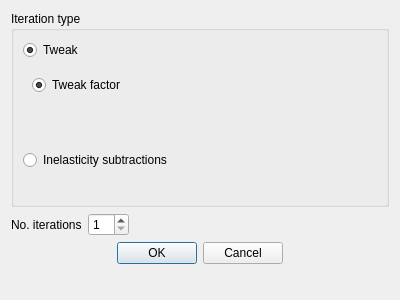
Above: src/gui/widgets/ui_files/iterationDialog.ui from disorderedmaterials/GudPy before the change. Below: the same form after it.
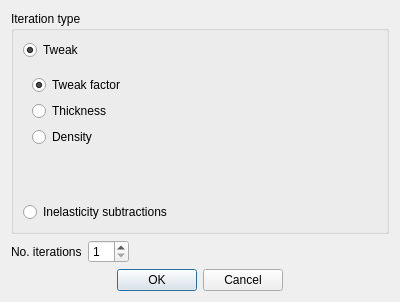
That is the form after the change.

Commit message: feat: perform new iteration workflows from the frontend.

Diff of the .ui file:
```diff
--- a/src/gui/widgets/ui_files/iterationDialog.ui
+++ b/src/gui/widgets/ui_files/iterationDialog.ui
@@ -73,6 +73,20 @@
            </property>
           </widget>
          </item>
+         <item>
+          <widget class="QRadioButton" name="thicknessButton">
+           <property name="text">
+            <string>Thickness</string>
+           </property>
+          </widget>
+         </item>
+         <item>
+          <widget class="QRadioButton" name="densityButton">
+           <property name="text">
+            <string>Density</string>
+           </property>
+          </widget>
+         </item>
          <item>
           <spacer name="verticalSpacer_2">
            <property name="orientation">
```
The commit also changes 2 other files.
